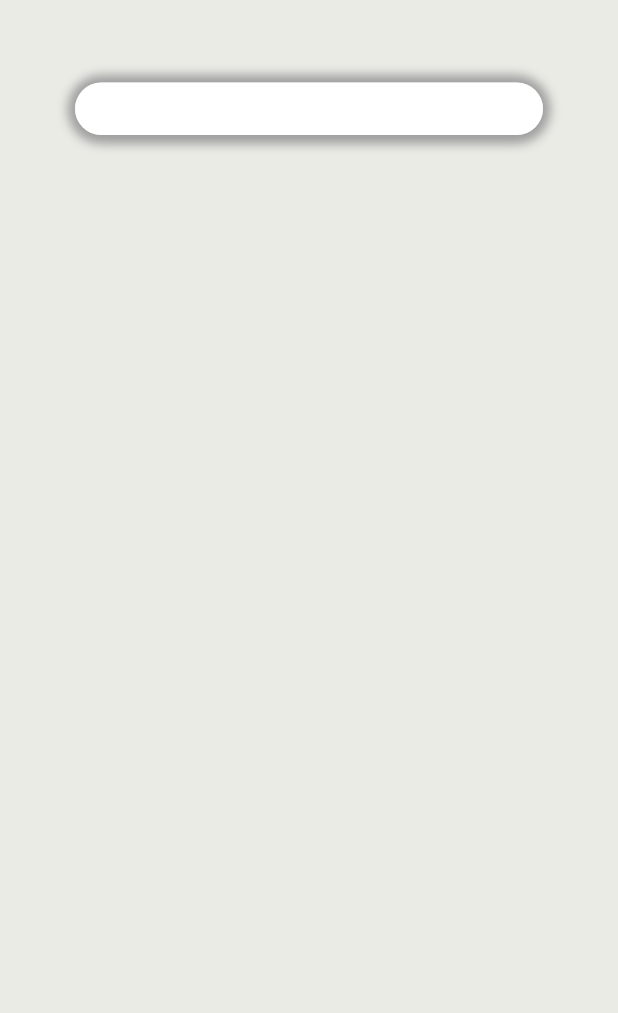
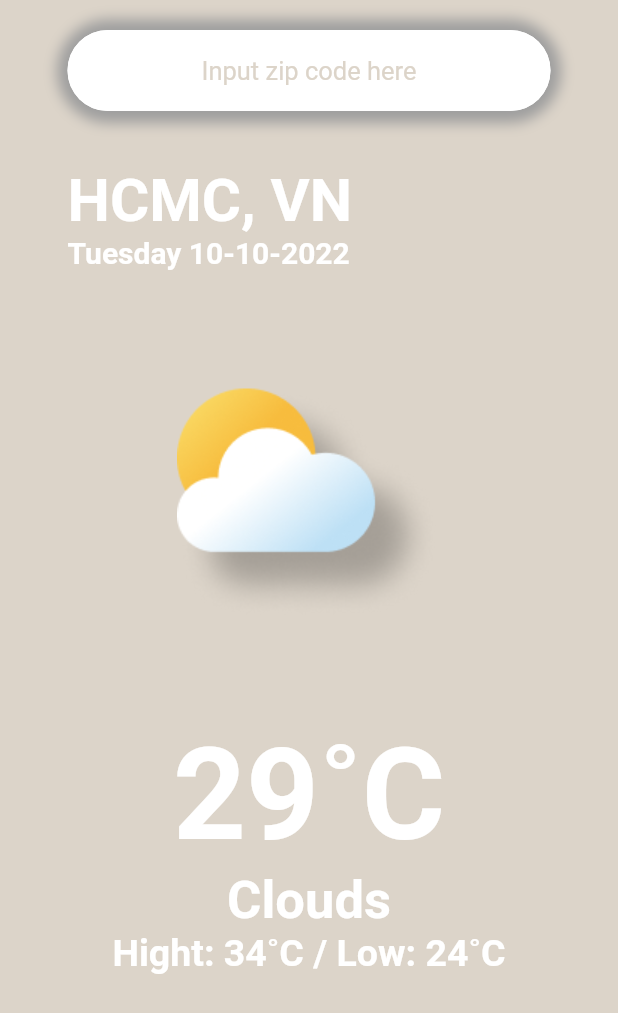
Before and after one commit to thanghoang07/flutter_app, a Flutter app: the screen it shows after launch, on a phone screen of 412 x 824 dp. Shown: the top 1013 px of the screen. Run offline on Flutter 3.47's test engine with Material 2 defaults, Android fonts, the light colour scheme and no system bars.

Commit message:
make color

```diff
--- a/lib/main.dart
+++ b/lib/main.dart
@@ -9,7 +9,6 @@ void main() {
 class MyApp extends StatelessWidget {
   const MyApp({super.key});
 
-  // This widget is the root of your application.
   @override
   Widget build(BuildContext context) {
     return MaterialApp(
--- a/lib/pages/myHomePage.dart
+++ b/lib/pages/myHomePage.dart
@@ -1,6 +1,8 @@
+
 import 'package:flutter/material.dart';
-import 'package:thanghoang/themes/custom_theme.dart';
 import 'package:thanghoang/widgets/custom_appbar.dart';
+import 'package:thanghoang/widgets/custom_cart.dart';
+import 'package:thanghoang/widgets/custom_textfield.dart';
 
 class MyHomePage extends StatefulWidget {
   const MyHomePage({super.key, required this.title});
@@ -12,54 +14,16 @@ class MyHomePage extends StatefulWidget {
 }
 
 class _MyHomePageState extends State<MyHomePage> {
-
-
   @override
   Widget build(BuildContext context) {
     return Scaffold(
       appBar: const CustomAppBar(title: ''),
-      body: Center(
-        child: Column(
-          mainAxisAlignment: MainAxisAlignment.start,
-          children: <Widget>[
-            Padding(
-              padding: EdgeInsets.fromLTRB(50.0,5,50,5),
-              child:  Stack(
-                children: [
-                  Container(
-                    height: 36,
-                    decoration: BoxDecoration(
-                      borderRadius: BorderRadius.all(
-                        Radius.circular(40),
-                      ),
-                      boxShadow: [
-                        BoxShadow(
-                            color: Colors.grey, blurRadius: 5, spreadRadius: 5),
-                      ],
-                    ),
-                  ),
-                  Container(
-                    height: 40,
-                    child: TextFormField(
-                      textAlign: TextAlign.center,
-                      decoration: InputDecoration(
-                        filled: true,
-                        fillColor: Colors.white,
-                        isDense: true,                      // Added this
-                        contentPadding: EdgeInsets.all(8),  // Added this
-                        border: OutlineInputBorder(
-                          borderRadius: BorderRadius.all(
-                            Radius.circular(80),
-                          ),
-                        ),
-                      ),
-                    ),
-                  ),
-                ],
-              ),
-            ),
-          ],
-        ),
+      body: Column(
+        mainAxisAlignment: MainAxisAlignment.start,
+        children: const <Widget>[
+          CustomTextFiled(),
+          CustomCard(),
+        ],
       ),
     );
   }
--- /dev/null
+++ b/lib/styles/colors.dart
@@ -0,0 +1,10 @@
+
+import 'package:flutter/material.dart';
+
+const primaryColor = Color.fromRGBO(56, 62, 72, 1);
+const backgroundColor = Color.fromRGBO(220, 212, 201, 1);
+const transparentColor = Colors.transparent;
+const borderColor = Colors.white;
+const orangeColor = Colors.orange;
+const primaryColorThemeLight = Colors.pink;
+const shadowColor = Colors.grey;
--- /dev/null
+++ b/lib/styles/style.dart
@@ -0,0 +1,10 @@
+import 'package:flutter/material.dart';
+import 'package:thanghoang/styles/colors.dart';
+
+OutlineInputBorder myOutlineInputBorder(){
+  return const OutlineInputBorder(
+    borderRadius: BorderRadius.all(Radius.circular(80),),
+    borderSide: BorderSide(width: 4, color: borderColor),
+    gapPadding: 8,
+  );
+}
--- a/lib/themes/custom_theme.dart
+++ b/lib/themes/custom_theme.dart
@@ -1,4 +1,5 @@
 import 'package:flutter/material.dart';
+import 'package:thanghoang/styles/colors.dart';
 
 class CustomTheme with ChangeNotifier {
   static bool _isDarkTheme = true;
@@ -12,29 +13,24 @@ class CustomTheme with ChangeNotifier {
 
   static ThemeData get lightTheme {
     return ThemeData(
-        primaryColor: Colors.pink,
-        scaffoldBackgroundColor: Colors.white,
+        primaryColor: primaryColorThemeLight,
+        scaffoldBackgroundColor: borderColor,
         buttonTheme: ButtonThemeData(
-            splashColor: Colors.transparent,
-            highlightColor: Colors.transparent,
+            splashColor: transparentColor,
+            highlightColor: transparentColor,
             shape:
             RoundedRectangleBorder(borderRadius: BorderRadius.circular(18)),
-            buttonColor: Colors.orange));
+            buttonColor: orangeColor));
   }
 
   static ThemeData get darkTheme {
     return ThemeData(
         brightness: Brightness.dark,
-        primaryColor: const Color.fromRGBO(56, 62, 72, 1),
-        scaffoldBackgroundColor: const Color.fromRGBO(235, 235, 230, 1),
+        primaryColor: primaryColor,
+        scaffoldBackgroundColor: backgroundColor,
         textTheme: ThemeData
             .dark()
             .textTheme,
         );
   }
 }
-  extension PriceColor on ThemeData{
-    Color get priceColor {
-     return const Color.fromRGBO(220, 212, 201, 1);
-    }
-  }
--- a/lib/widgets/custom_appbar.dart
+++ b/lib/widgets/custom_appbar.dart
@@ -1,4 +1,5 @@
 import 'package:flutter/material.dart';
+import 'package:thanghoang/styles/colors.dart';
 import 'package:thanghoang/themes/custom_theme.dart';
 
 class CustomAppBar extends StatefulWidget with PreferredSizeWidget {
@@ -11,7 +12,7 @@ class CustomAppBar extends StatefulWidget with PreferredSizeWidget {
 
   @override
   // TODO: implement preferredSize
-  Size get preferredSize => const Size.fromHeight(50);
+  Size get preferredSize => const Size.fromHeight(20);
 }
 
 class _CustomAppBarState extends State<CustomAppBar> {
@@ -20,14 +21,8 @@ class _CustomAppBarState extends State<CustomAppBar> {
   Widget build(BuildContext context) {
     return AppBar(
       centerTitle: true,
-      shadowColor: Colors.transparent,
-      backgroundColor: Colors.transparent,
-      title: Text(
-        widget.title,
-        style: const TextStyle(
-            color: Colors.transparent,
-        ),
-      ),
+      shadowColor: transparentColor,
+      backgroundColor: transparentColor,
     );
   }
 }
--- /dev/null
+++ b/lib/widgets/custom_cart.dart
@@ -0,0 +1,81 @@
+
+import 'package:flutter/material.dart';
+import 'package:thanghoang/styles/colors.dart';
+
+class CustomCard extends StatefulWidget{
+  const CustomCard({super.key});
+
+  @override
+  State<StatefulWidget> createState() => _CustomCardState();
+}
+
+class _CustomCardState extends State<CustomCard>{
+  @override
+  Widget build(BuildContext context) {
+    return Padding(
+      padding:  const EdgeInsets.fromLTRB(45.0,30,45.0,30),
+      child: Column(
+        children: [
+          const Align(
+            alignment: Alignment.centerLeft,
+            child:
+            Text(
+              'HCMC, VN',
+              textAlign: TextAlign.left,
+              style: TextStyle(
+                fontSize: 40,
+                color: borderColor,
+                fontWeight: FontWeight.w600,
+              ),
+            ),
+          ),
+          const Align(
+            alignment: Alignment.centerLeft,
+            child:
+            Text(
+              'Tuesday 10-10-2022',
+              textAlign: TextAlign.left,
+              style: TextStyle(
+                fontSize: 20,
+                color: borderColor,
+                fontWeight: FontWeight.w600,
+              ),
+            ),
+          ),
+          Image.asset(
+            'images/ic_weather.png',
+            width: 300,
+            height: 300,
+          ),
+          const Text(
+            '29˚C',
+            textAlign: TextAlign.center,
+            style: TextStyle(
+              fontSize: 85,
+              color: borderColor,
+              fontWeight: FontWeight.w600,
+            ),
+          ),
+          const Text(
+            'Clouds',
+            textAlign: TextAlign.center,
+            style: TextStyle(
+              fontSize: 35,
+              color: borderColor,
+              fontWeight: FontWeight.w600,
+            ),
+          ),
+          const Text(
+            'Hight: 34˚C / Low: 24˚C',
+            textAlign: TextAlign.center,
+            style: TextStyle(
+              fontSize: 25,
+              color: borderColor,
+              fontWeight: FontWeight.w600,
+            ),
+          ),
+        ],
+      ),
+    );
+  }
+}
--- /dev/null
+++ b/lib/widgets/custom_textfield.dart
@@ -0,0 +1,51 @@
+
+import 'package:flutter/material.dart';
+import 'package:thanghoang/styles/colors.dart';
+import 'package:thanghoang/styles/style.dart';
+
+class CustomTextFiled extends StatefulWidget{
+  const CustomTextFiled({super.key});
+
+  @override
+  State<StatefulWidget> createState()  => _CustomTextFiledState();
+}
+
+class _CustomTextFiledState extends State<CustomTextFiled>{
+
+  @override
+  Widget build(BuildContext context) {
+    return  Padding(
+      padding:  const EdgeInsets.fromLTRB(45.0,0,45.0,5),
+      child:  Stack(
+        children: [
+          Container(
+            height: 55,
+            decoration:  const BoxDecoration(
+              borderRadius: BorderRadius.all(Radius.circular(40),),
+              boxShadow: [
+                BoxShadow(color: shadowColor, blurRadius: 7, spreadRadius: 7),
+              ],
+            ),
+          ),
+          SizedBox(
+            child: TextFormField(
+              cursorColor: backgroundColor,
+              textAlign: TextAlign.center,
+              decoration: InputDecoration(
+                hintText: 'Input zip code here',
+                hintStyle: const TextStyle(fontSize: 17, color: backgroundColor),
+                filled: true,
+                fillColor: borderColor,
+                isDense: true,                      // Added this
+                contentPadding: const EdgeInsets.all(17),  // Added this
+                enabledBorder: myOutlineInputBorder(),
+                focusedBorder: myOutlineInputBorder(),
+                border: myOutlineInputBorder(),
+              ),
+            ),
+          ),
+        ],
+      ),
+    );
+  }
+}
```
Also changed, not shown: pubspec.yaml (+3 -9 lines), images/ic_weather.png (added).
